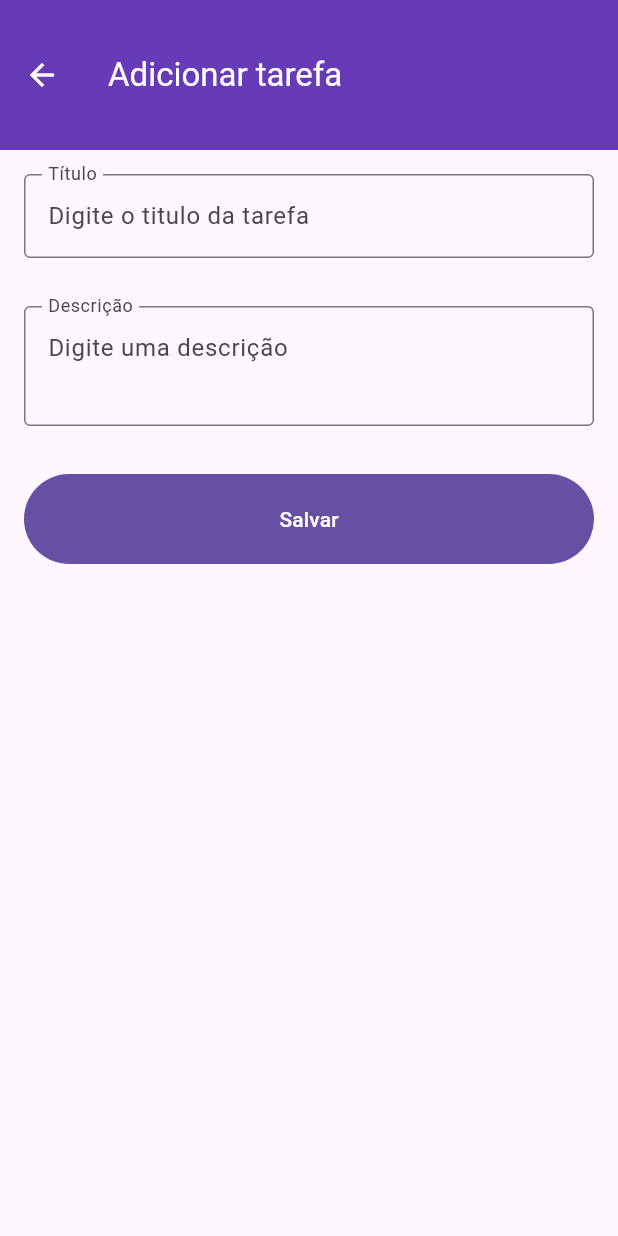
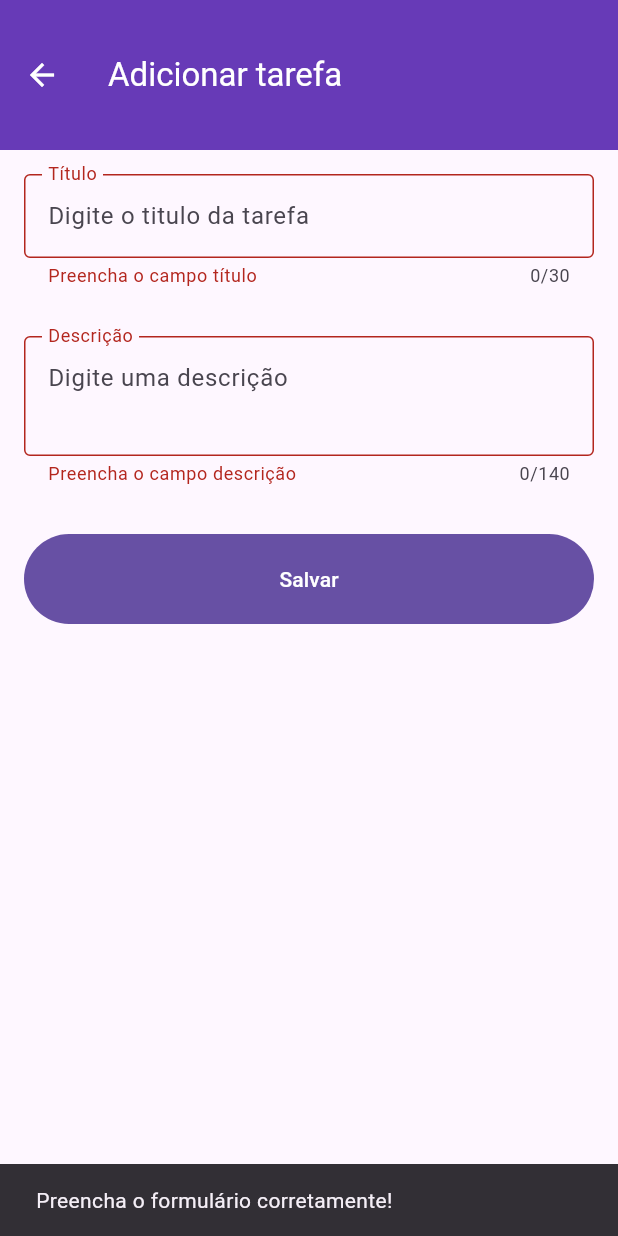
Before and after one commit to JandersonThomaz/ToDo_Terca, a Flutter app: the AdicionarTaskScreen screen opened directly, after a tap on "Salvar", on a phone screen of 412 x 824 dp. Run offline on Flutter 3.47's test engine with Material 3 defaults, Android fonts, the phone set to English and light mode, and no system bars.

Commit message:
Alterações da aula 16/09/2025

```diff
--- a/lib/screens/adicionar_task_screen.dart
+++ b/lib/screens/adicionar_task_screen.dart
@@ -1,17 +1,22 @@
 import 'package:flutter/material.dart';
+import 'package:todo_terca/models/tarefa.dart';
 
 class AdicionarTaskScreen extends StatelessWidget {
   AdicionarTaskScreen({super.key});
 
   final tituloController = TextEditingController();
   final descricaoController = TextEditingController();
+  final _formKey = GlobalKey<FormState>();
 
   @override
   Widget build(BuildContext context) {
     return Scaffold(
       appBar: AppBar(title: Text("Adicionar tarefa")),
-      body: Column(
+      body: Form(
+        key: _formKey,
+        child: Column(
           children: [
+            //Campo do titulo
             Padding(
               padding: EdgeInsetsGeometry.all(16),
               child: TextFormField(
@@ -22,8 +27,21 @@ class AdicionarTaskScreen extends StatelessWidget {
                   floatingLabelBehavior: FloatingLabelBehavior.always,
                 ),
                 controller: tituloController,
+                maxLength: 30,
+                validator: (valor) {
+                  if (valor == null || valor.isEmpty) {
+                    return "Preencha o campo título";
+                  }
+                  if (valor.length < 4) {
+                    return "Digite pelo menos 4 caracteres!";
+                  }
+
+                  return null;
+                },
               ),
             ),
+
+            //Campo da descrição
             Padding(
               padding: EdgeInsetsGeometry.all(16),
               child: TextFormField(
@@ -35,12 +53,45 @@ class AdicionarTaskScreen extends StatelessWidget {
                   floatingLabelBehavior: FloatingLabelBehavior.always,
                 ),
                 controller: descricaoController,
+                maxLength: 140,
+                validator: (valor) {
+                  if (valor == null || valor.isEmpty) {
+                    return "Preencha o campo descrição";
+                  }
+
+                  if (valor.length < 10) {
+                    return "Digite pelo menos 10 caracteres!";
+                  }
+
+                  return null;
+                },
               ),
             ),
             Padding(
               padding: const EdgeInsets.all(16.0),
               child: FilledButton(
-              onPressed: (){},
+                onPressed: () {
+                  //Formulário está valido
+                  if (_formKey.currentState!.validate()) {
+                    Tarefa novaTarefa = Tarefa(
+                      0,
+                      tituloController.text,
+                      descricaoController.text,
+                    );
+
+                    Navigator.pop(context, novaTarefa);
+
+                    ScaffoldMessenger.of(context).showSnackBar(
+                      SnackBar(content: Text("Tarefa criada com sucesso!")),
+                    );
+                  } else {
+                    ScaffoldMessenger.of(context).showSnackBar(
+                      SnackBar(
+                        content: Text("Preencha o formulário corretamente!"),
+                      ),
+                    );
+                  }
+                },
                 child: SizedBox(
                   height: 60,
                   width: double.infinity,
@@ -50,6 +101,7 @@ class AdicionarTaskScreen extends StatelessWidget {
             ),
           ],
         ),
+      ),
     );
   }
 }
--- a/lib/screens/home_screen.dart
+++ b/lib/screens/home_screen.dart
@@ -69,14 +69,19 @@ class _HomeScreenState extends State<HomeScreen> {
         ],
       ),
       floatingActionButton: FloatingActionButton(
-        onPressed: () {
-          Navigator.push(
+        onPressed: () async {
+          final novaTarefa = await Navigator.push(
             context,
-            MaterialPageRoute(
-              builder: (context) => AdicionarTaskScreen(),
-            ),
+            MaterialPageRoute(builder: (context) => AdicionarTaskScreen()),
           );
+
+          if (novaTarefa != null || novaTarefa is Tarefa) {
+            setState(() {
+              tarefas.add(novaTarefa);
+            });
+          }
         },
+
         child: Icon(Icons.add),
       ),
     );
```
Lines whose indentation alone changed are shown as unchanged.
